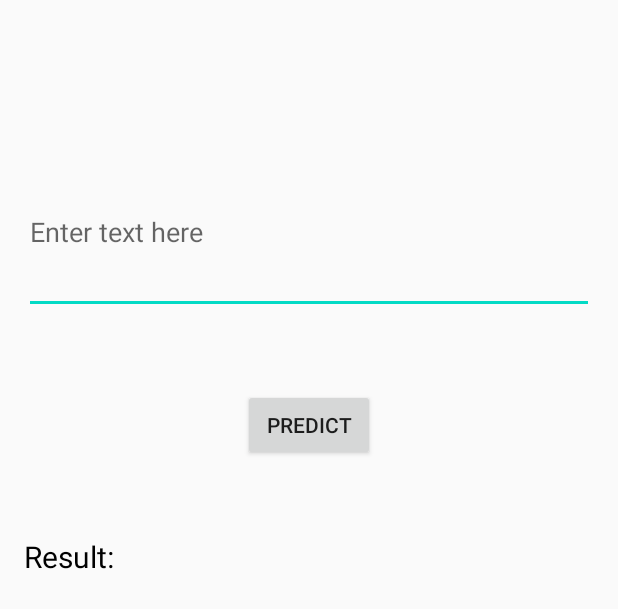
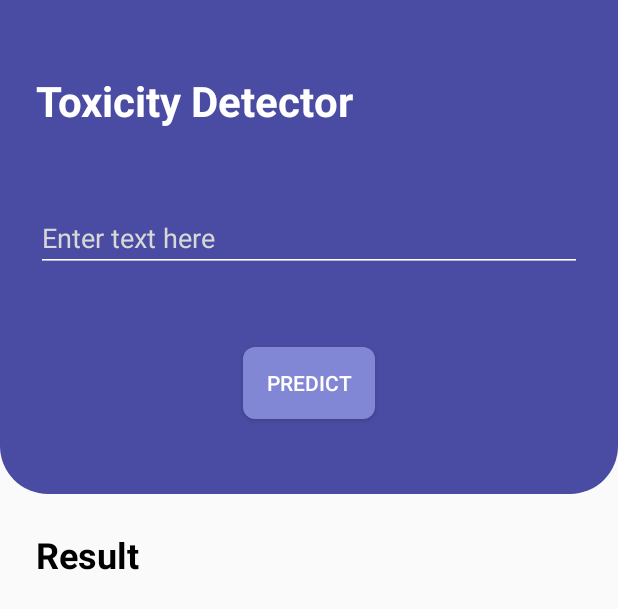
Before and after one commit to smoke-trees/toxic-comments-app, an Android app: the layout activity_main.xml on its own in the app's theme, with its tools: preview values and no code run, on a phone screen of 412 x 824 dp. Shown: the top 609 px of the screen. Run offline under Robolectric (Android 15) with nearby library versions, the phone set to English and light mode, and no system bars.

Commit message:
Some UI changes

```diff
--- /dev/null
+++ b/app/src/main/res/drawable/round_button.xml
@@ -0,0 +1,9 @@
+<shape xmlns:android="http://schemas.android.com/apk/res/android"
+    android:shape="rectangle" >
+
+    <solid android:color="@color/colorPrimary" />
+
+    <corners
+        android:radius="8dp" />
+
+</shape>
--- /dev/null
+++ b/app/src/main/res/drawable/round_rect.xml
@@ -0,0 +1,10 @@
+<shape xmlns:android="http://schemas.android.com/apk/res/android"
+    android:shape="rectangle" >
+
+    <solid android:color="@color/colorPrimaryDark" />
+
+    <corners
+        android:bottomLeftRadius="32dp"
+        android:bottomRightRadius="32dp" />
+
+</shape>
--- a/app/src/main/res/layout/activity_main.xml
+++ b/app/src/main/res/layout/activity_main.xml
@@ -7,19 +7,39 @@
     android:layout_height="match_parent"
     tools:context=".MainActivity">
 
+    <LinearLayout
+        android:id="@+id/topLayout"
+        android:layout_width="match_parent"
+        android:layout_height="wrap_content"
+        android:orientation="vertical"
+        android:background="@drawable/round_rect"
+        android:focusable="true"
+        android:focusableInTouchMode="true"
+        app:layout_constraintTop_toTopOf="parent">
+
+        <TextView
+            android:layout_width="wrap_content"
+            android:layout_height="wrap_content"
+            android:text="Toxicity Detector"
+            android:layout_marginStart="24dp"
+            android:layout_marginTop="48dp"
+            android:textSize="28sp"
+            android:textStyle="bold"
+            android:textColor="#FFFFFF"/>
+
         <EditText
             android:id="@+id/inputText"
-        android:layout_width="0dp"
+            android:layout_width="match_parent"
             android:layout_height="wrap_content"
             android:inputType="textMultiLine"
             android:hint="Enter text here"
-        android:minLines="4"
+            android:textColor="#FFFFFF"
+            android:textColorHint="#D8D8D8"
+            android:backgroundTint="#FFFFFF"
             android:scrollbars="vertical"
-        android:layout_marginTop="100dp"
-        android:layout_marginHorizontal="16dp"
-        app:layout_constraintTop_toTopOf="parent"
-        app:layout_constraintEnd_toEndOf="parent"
-        app:layout_constraintStart_toStartOf="parent"
+            android:maxLength="400"
+            android:layout_marginTop="50dp"
+            android:layout_marginHorizontal="24dp"
             tools:ignore="Autofill" />
 
         <Button
@@ -27,21 +47,24 @@
             android:layout_width="wrap_content"
             android:layout_height="wrap_content"
             android:text="Predict"
-        app:layout_constraintStart_toStartOf="parent"
-        app:layout_constraintEnd_toEndOf="parent"
-        app:layout_constraintTop_toBottomOf="@+id/inputText"
-        android:layout_marginTop="50dp"/>
+            android:textColor="#FFFFFF"
+            android:background="@drawable/round_button"
+            android:layout_gravity="center_horizontal"
+            android:layout_marginVertical="50dp"/>
+
+    </LinearLayout>
 
     <TextView
         android:id="@+id/resultText"
         android:layout_width="0dp"
         android:layout_height="wrap_content"
-        android:layout_marginTop="50dp"
-        android:layout_marginHorizontal="16dp"
+        android:layout_marginTop="24dp"
+        android:layout_marginHorizontal="24dp"
         android:textColor="#000000"
-        android:textSize="20sp"
-        android:text="Result: "
-        app:layout_constraintTop_toBottomOf="@id/predictButton"
+        android:textSize="24sp"
+        android:text="Result"
+        android:textStyle="bold"
+        app:layout_constraintTop_toBottomOf="@id/topLayout"
         app:layout_constraintStart_toStartOf="parent"
         app:layout_constraintEnd_toEndOf="parent" />
 
--- a/app/src/main/res/values/colors.xml
+++ b/app/src/main/res/values/colors.xml
@@ -1,6 +1,6 @@
 <?xml version="1.0" encoding="utf-8"?>
 <resources>
-    <color name="colorPrimary">#6200EE</color>
-    <color name="colorPrimaryDark">#3700B3</color>
-    <color name="colorAccent">#03DAC5</color>
+    <color name="colorPrimary">#8186d5</color>
+    <color name="colorPrimaryDark">#494ca2</color>
+    <color name="colorAccent">#c6cbef</color>
 </resources>
--- a/app/src/main/res/values/styles.xml
+++ b/app/src/main/res/values/styles.xml
@@ -1,6 +1,6 @@
 <resources>
     <!-- Base application theme. -->
-    <style name="AppTheme" parent="Theme.AppCompat.Light.DarkActionBar">
+    <style name="AppTheme" parent="Theme.AppCompat.Light.NoActionBar">
         <!-- Customize your theme here. -->
         <item name="colorPrimary">@color/colorPrimary</item>
         <item name="colorPrimaryDark">@color/colorPrimaryDark</item>
```
Lines whose indentation alone changed are shown as unchanged.
